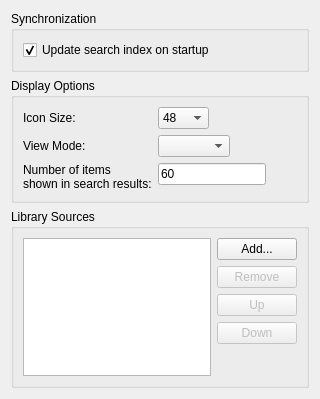
First picture: the form in scripts/Widgets/LibraryBrowser/PreferencesPage.ui, repository qcad/qcad, before the edit.
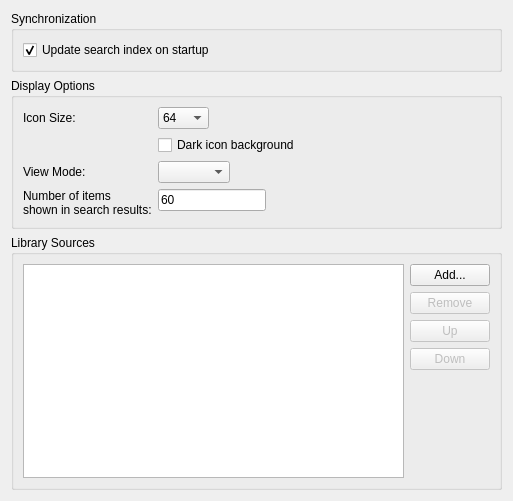
Second picture: the form after the edit. Icons and pictures are not drawn.

Commit message: add preference for dark icon background in library browser

Diff of the .ui file:
```diff
--- a/scripts/Widgets/LibraryBrowser/PreferencesPage.ui
+++ b/scripts/Widgets/LibraryBrowser/PreferencesPage.ui
@@ -6,8 +6,8 @@
    <rect>
     <x>0</x>
     <y>0</y>
-    <width>320</width>
-    <height>399</height>
+    <width>513</width>
+    <height>501</height>
    </rect>
   </property>
   <layout class="QVBoxLayout" name="verticalLayout_2">
@@ -49,7 +49,7 @@
       <item row="0" column="1">
        <widget class="QComboBox" name="IconSize">
         <property name="currentIndex">
-         <number>2</number>
+         <number>3</number>
         </property>
         <item>
          <property name="text">
@@ -83,17 +83,24 @@
         </item>
        </widget>
       </item>
-      <item row="1" column="0">
+      <item row="1" column="1">
+       <widget class="QCheckBox" name="DarkIconBackground">
+        <property name="text">
+         <string>Dark icon background</string>
+        </property>
+       </widget>
+      </item>
+      <item row="2" column="0">
        <widget class="QLabel" name="label_10">
         <property name="text">
          <string>View Mode:</string>
         </property>
        </widget>
       </item>
-      <item row="1" column="1">
+      <item row="2" column="1">
        <widget class="QComboBox" name="ViewMode"/>
       </item>
-      <item row="2" column="0">
+      <item row="3" column="0">
        <widget class="QLabel" name="label_11">
         <property name="text">
          <string>Number of items
@@ -101,7 +108,7 @@
         </property>
        </widget>
       </item>
-      <item row="2" column="1">
+      <item row="3" column="1">
        <widget class="QLineEdit" name="ItemsPerPage">
         <property name="text">
          <string notr="true">60</string>
```
The commit also changes 1 other file.
